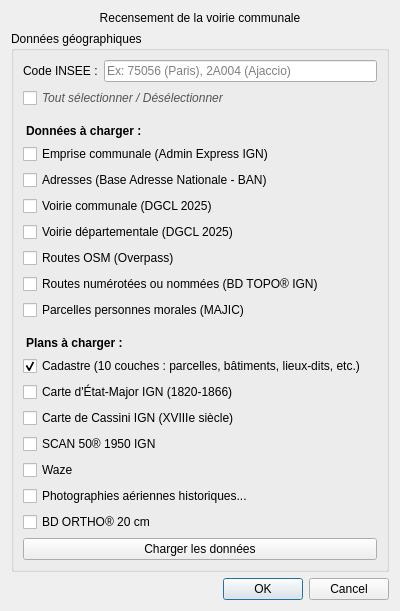
Before: the Qt Designer form chemins_ruraux_dialog_base.ui in Cliath/voirie_communale, drawn with Qt 5.
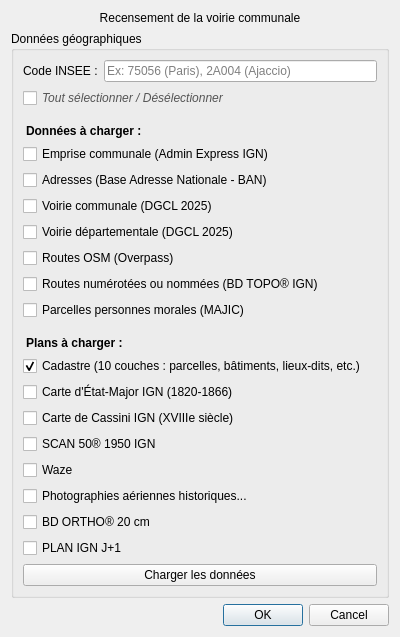
After: the same form once the commit is applied.

```diff
--- a/chemins_ruraux_dialog_base.ui
+++ b/chemins_ruraux_dialog_base.ui
@@ -221,6 +221,16 @@
         </property>
        </widget>
       </item>
+      <item>
+       <widget class="QCheckBox" name="chkPlanIGN">
+        <property name="text">
+         <string>PLAN IGN J+1</string>
+        </property>
+        <property name="toolTip">
+         <string>Charge le PLAN IGN J+1 (GEOGRAPHICALGRIDSYSTEMS.MAPS.BDUNI.J1) via le WMS IGN Géoplateforme</string>
+        </property>
+       </widget>
+      </item>
       <item>
        <widget class="QPushButton" name="btnLoadCadastre">
         <property name="text">
```
